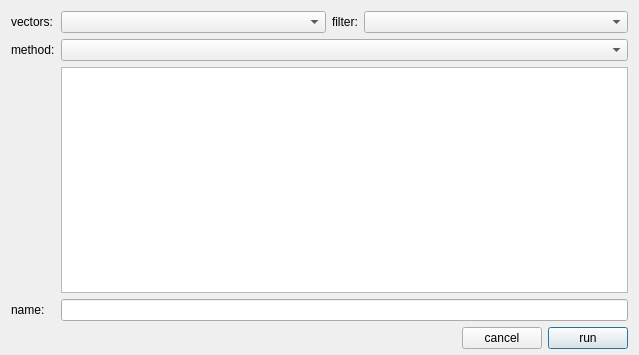
Above: src/DiscoveryArea/ui/new_projection_dialog.ui from eidora-desktop/EIDORA before the change. Below: the same form after it.
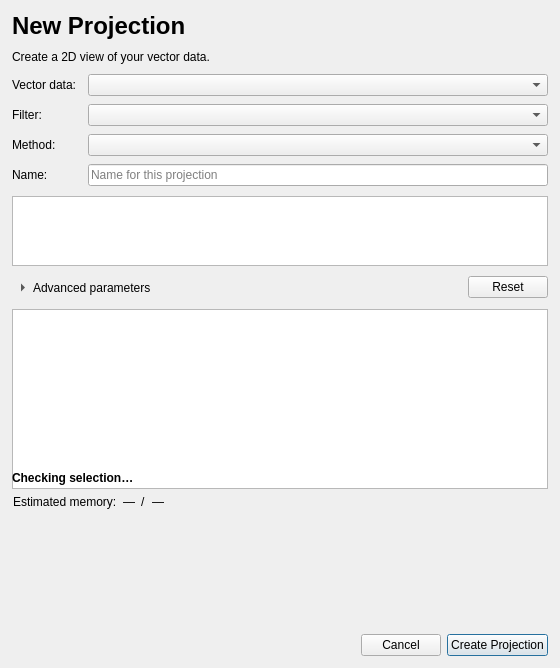
That is the form after the change. Icons and pictures are not drawn.

```diff
--- a/src/DiscoveryArea/ui/new_projection_dialog.ui
+++ b/src/DiscoveryArea/ui/new_projection_dialog.ui
@@ -6,20 +6,76 @@
    <rect>
     <x>0</x>
     <y>0</y>
-    <width>639</width>
-    <height>355</height>
+    <width>560</width>
+    <height>668</height>
    </rect>
   </property>
+  <property name="minimumSize">
+   <size>
+    <width>560</width>
+    <height>0</height>
+   </size>
+  </property>
   <property name="windowTitle">
    <string>New Projection</string>
   </property>
-  <layout class="QVBoxLayout" name="verticalLayout">
+  <property name="surfaceRole" stdset="0">
+   <string>panel</string>
+  </property>
+  <layout class="QVBoxLayout" name="layout_projection">
+   <property name="spacing">
+    <number>10</number>
+   </property>
+   <property name="leftMargin">
+    <number>12</number>
+   </property>
+   <property name="topMargin">
+    <number>12</number>
+   </property>
+   <property name="rightMargin">
+    <number>12</number>
+   </property>
    <property name="bottomMargin">
-    <number>6</number>
+    <number>12</number>
    </property>
    <item>
-    <widget class="QWidget" name="panel_projection_fields" native="true"><property name="surfaceRole" stdset="0"><string>panel</string></property>
-     <layout class="QGridLayout" name="gridLayout">
+    <widget class="QLabel" name="label_projection_heading">
+     <property name="font">
+      <font>
+       <pointsize>18</pointsize>
+       <bold>true</bold>
+      </font>
+     </property>
+     <property name="text">
+      <string>New Projection</string>
+     </property>
+    </widget>
+   </item>
+   <item>
+    <widget class="QLabel" name="label_projection_description">
+     <property name="text">
+      <string>Create a 2D view of your vector data.</string>
+     </property>
+     <property name="wordWrap">
+      <bool>true</bool>
+     </property>
+     <property name="textRole" stdset="0">
+      <string>secondary</string>
+     </property>
+    </widget>
+   </item>
+   <item>
+    <widget class="QWidget" name="panel_projection_fields" native="true">
+     <layout class="QFormLayout" name="form_projection_fields">
+      <property name="fieldGrowthPolicy">
+       <enum>QFormLayout::FieldGrowthPolicy::AllNonFixedFieldsGrow</enum>
+      </property>
+      <property name="horizontalSpacing">
+       <number>12</number>
+      </property>
+      <property name="verticalSpacing">
+       <number>8</number>
+      </property>
       <property name="leftMargin">
        <number>0</number>
       </property>
@@ -32,107 +88,63 @@
       <property name="bottomMargin">
        <number>0</number>
       </property>
-      <property name="spacing">
-       <number>6</number>
-      </property>
-      <item row="0" column="3">
+      <item row="0" column="0">
+       <widget class="QLabel" name="label_vectors">
+        <property name="text">
+         <string>Vector data:</string>
+        </property>
+        <property name="buddy">
+         <cstring>combo_embeddings_source</cstring>
+        </property>
+       </widget>
+      </item>
+      <item row="0" column="1">
+       <widget class="QComboBox" name="combo_embeddings_source"/>
+      </item>
+      <item row="1" column="0">
+       <widget class="QLabel" name="label_filter">
+        <property name="text">
+         <string>Filter:</string>
+        </property>
+        <property name="buddy">
+         <cstring>combo_filter_preset</cstring>
+        </property>
+       </widget>
+      </item>
+      <item row="1" column="1">
        <widget class="QComboBox" name="combo_filter_preset">
         <property name="toolTip">
          <string>Filter items before projection</string>
         </property>
-        <property name="sizePolicy">
-         <sizepolicy hsizetype="Expanding" vsizetype="Fixed">
-          <horstretch>0</horstretch>
-          <verstretch>0</verstretch>
-         </sizepolicy>
-        </property>
        </widget>
       </item>
-      <item row="1" column="1" colspan="3">
-       <widget class="QComboBox" name="combo_discovery_method">
-        <property name="sizePolicy">
-         <sizepolicy hsizetype="Expanding" vsizetype="Fixed">
-          <horstretch>0</horstretch>
-          <verstretch>0</verstretch>
-         </sizepolicy>
+      <item row="2" column="0">
+       <widget class="QLabel" name="label_method">
+        <property name="text">
+         <string>Method:</string>
         </property>
-       </widget>
-      </item>
-      <item row="0" column="1">
-       <widget class="QComboBox" name="combo_embeddings_source">
-        <property name="sizePolicy">
-         <sizepolicy hsizetype="Expanding" vsizetype="Fixed">
-          <horstretch>0</horstretch>
-          <verstretch>0</verstretch>
-         </sizepolicy>
+        <property name="buddy">
+         <cstring>combo_discovery_method</cstring>
         </property>
        </widget>
       </item>
+      <item row="2" column="1">
+       <widget class="QComboBox" name="combo_discovery_method"/>
+      </item>
       <item row="3" column="0">
        <widget class="QLabel" name="label_name">
         <property name="text">
-         <string>name:</string>
+         <string>Name:</string>
         </property>
-       </widget>
-      </item>
-      <item row="0" column="2">
-       <widget class="QLabel" name="label_filter">
-        <property name="text">
-         <string>filter:</string>
+        <property name="buddy">
+         <cstring>edit_run_name</cstring>
         </property>
        </widget>
       </item>
-      <item row="3" column="1" colspan="3">
-       <widget class="QLineEdit" name="edit_run_name"/>
-      </item>
-      <item row="0" column="0">
-       <widget class="QLabel" name="label_vectors">
-        <property name="sizePolicy">
-         <sizepolicy hsizetype="Fixed" vsizetype="Preferred">
-          <horstretch>0</horstretch>
-          <verstretch>0</verstretch>
-         </sizepolicy>
-        </property>
-        <property name="text">
-         <string>vectors:</string>
-        </property>
-       </widget>
-      </item>
-      <item row="2" column="1" colspan="3">
-      <widget class="QTableWidget" name="table_discovery_parameters"><property name="gridRole" stdset="0"><string>subtle</string></property>
-        <property name="alternatingRowColors">
-         <bool>true</bool>
-        </property>
-        <property name="showGrid">
-         <bool>false</bool>
-        </property>
-        <attribute name="horizontalHeaderVisible">
-         <bool>true</bool>
-        </attribute>
-        <attribute name="horizontalHeaderHighlightSections">
-         <bool>false</bool>
-        </attribute>
-        <attribute name="horizontalHeaderStretchLastSection">
-         <bool>true</bool>
-        </attribute>
-        <attribute name="verticalHeaderVisible">
-         <bool>false</bool>
-        </attribute>
-        <attribute name="verticalHeaderHighlightSections">
-         <bool>false</bool>
-        </attribute>
-       </widget>
-      </item>
-      <item row="1" column="0">
-       <widget class="QLabel" name="label_method">
-        <property name="sizePolicy">
-         <sizepolicy hsizetype="Fixed" vsizetype="Preferred">
-          <horstretch>0</horstretch>
-          <verstretch>0</verstretch>
-         </sizepolicy>
-        </property>
-        <property name="text">
-         <string>method:</string>
+      <item row="3" column="1">
+       <widget class="QLineEdit" name="edit_run_name">
+        <property name="placeholderText">
+         <string>Name for this projection</string>
         </property>
        </widget>
       </item>
@@ -140,10 +152,125 @@
     </widget>
    </item>
    <item>
-    <widget class="QWidget" name="panel_dialog_actions" native="true"><property name="surfaceRole" stdset="0"><string>panel</string></property>
-     <layout class="QHBoxLayout" name="horizontalLayout">
+    <widget class="QTableWidget" name="table_discovery_parameters">
+     <property name="alternatingRowColors">
+      <bool>true</bool>
+     </property>
+     <property name="showGrid">
+      <bool>false</bool>
+     </property>
+     <property name="gridRole" stdset="0">
+      <string>subtle</string>
+     </property>
+     <attribute name="horizontalHeaderHighlightSections">
+      <bool>false</bool>
+     </attribute>
+     <attribute name="horizontalHeaderStretchLastSection">
+      <bool>true</bool>
+     </attribute>
+     <attribute name="verticalHeaderVisible">
+      <bool>false</bool>
+     </attribute>
+    </widget>
+   </item>
+   <item>
+    <layout class="QHBoxLayout" name="layout_parameter_actions">
+     <item>
+      <widget class="QToolButton" name="button_advanced_settings">
+       <property name="text">
+        <string>Advanced parameters</string>
+       </property>
+       <property name="checkable">
+        <bool>true</bool>
+       </property>
+       <property name="toolButtonStyle">
+        <enum>Qt::ToolButtonStyle::ToolButtonTextBesideIcon</enum>
+       </property>
+       <property name="autoRaise">
+        <bool>true</bool>
+       </property>
+       <property name="arrowType">
+        <enum>Qt::ArrowType::RightArrow</enum>
+       </property>
+      </widget>
+     </item>
+     <item>
+      <spacer name="spacer_parameter_actions">
+       <property name="orientation">
+        <enum>Qt::Orientation::Horizontal</enum>
+       </property>
+       <property name="sizeHint" stdset="0">
+        <size>
+         <width>40</width>
+         <height>20</height>
+        </size>
+       </property>
+      </spacer>
+     </item>
+     <item>
+      <widget class="QPushButton" name="button_reset_parameters">
+       <property name="toolTip">
+        <string>Restore the selected method's basic and advanced parameter defaults.</string>
+       </property>
+       <property name="text">
+        <string>Reset</string>
+       </property>
+       <property name="autoDefault">
+        <bool>false</bool>
+       </property>
+      </widget>
+     </item>
+    </layout>
+   </item>
+   <item>
+    <layout class="QVBoxLayout" name="layout_advanced_settings">
+     <property name="leftMargin">
+      <number>0</number>
+     </property>
+     <property name="topMargin">
+      <number>0</number>
+     </property>
+     <property name="rightMargin">
+      <number>0</number>
+     </property>
+     <property name="bottomMargin">
+      <number>0</number>
+     </property>
+     <item>
+      <widget class="QTableWidget" name="table_advanced_parameters">
+       <property name="minimumSize">
+        <size>
+         <width>0</width>
+         <height>180</height>
+        </size>
+       </property>
+       <property name="alternatingRowColors">
+        <bool>true</bool>
+       </property>
+       <property name="showGrid">
+        <bool>false</bool>
+       </property>
+       <property name="gridRole" stdset="0">
+        <string>subtle</string>
+       </property>
+       <attribute name="horizontalHeaderHighlightSections">
+        <bool>false</bool>
+       </attribute>
+       <attribute name="horizontalHeaderStretchLastSection">
+        <bool>true</bool>
+       </attribute>
+       <attribute name="verticalHeaderVisible">
+        <bool>false</bool>
+       </attribute>
+      </widget>
+     </item>
+    </layout>
+   </item>
+   <item alignment="Qt::AlignmentFlag::AlignTop">
+    <widget class="QWidget" name="panel_projection_assessment" native="true">
+     <layout class="QVBoxLayout" name="layout_projection_assessment">
       <property name="spacing">
-       <number>-1</number>
+       <number>4</number>
       </property>
       <property name="leftMargin">
        <number>0</number>
@@ -158,7 +285,179 @@
        <number>0</number>
       </property>
       <item>
-       <spacer name="horizontalSpacer">
+       <layout class="QHBoxLayout" name="layout_assessment_heading">
+        <item>
+         <widget class="QLabel" name="label_assessment_title">
+          <property name="font">
+           <font>
+            <bold>true</bold>
+           </font>
+          </property>
+          <property name="text">
+           <string>Checking selection…</string>
+          </property>
+          <property name="textFormat">
+           <enum>Qt::TextFormat::PlainText</enum>
+          </property>
+          <property name="wordWrap">
+           <bool>true</bool>
+          </property>
+         </widget>
+        </item>
+        <item>
+         <spacer name="spacer_assessment_heading">
+          <property name="orientation">
+           <enum>Qt::Orientation::Horizontal</enum>
+          </property>
+          <property name="sizeHint" stdset="0">
+           <size>
+            <width>40</width>
+            <height>10</height>
+           </size>
+          </property>
+         </spacer>
+        </item>
+       </layout>
+      </item>
+      <item alignment="Qt::AlignmentFlag::AlignTop">
+       <widget class="QWidget" name="panel_assessment_information" native="true">
+        <layout class="QGridLayout" name="layout_assessment_information" columnstretch="0,0,0,1">
+         <property name="leftMargin">
+          <number>1</number>
+         </property>
+         <property name="topMargin">
+          <number>1</number>
+         </property>
+         <property name="rightMargin">
+          <number>1</number>
+         </property>
+         <property name="bottomMargin">
+          <number>1</number>
+         </property>
+         <property name="horizontalSpacing">
+          <number>6</number>
+         </property>
+         <property name="verticalSpacing">
+          <number>4</number>
+         </property>
+         <item row="0" column="0">
+          <widget class="QLabel" name="label_assessment_memory_caption">
+           <property name="toolTip">
+            <string>Approximate working memory, including source loading.</string>
+           </property>
+           <property name="text">
+            <string>Estimated memory:</string>
+           </property>
+          </widget>
+         </item>
+         <item row="0" column="1">
+          <widget class="QLabel" name="label_assessment_memory">
+           <property name="text">
+            <string>—</string>
+           </property>
+           <property name="textFormat">
+            <enum>Qt::TextFormat::PlainText</enum>
+           </property>
+           <property name="wordWrap">
+            <bool>false</bool>
+           </property>
+          </widget>
+         </item>
+         <item row="0" column="2">
+          <widget class="QLabel" name="label_assessment_memory_separator">
+           <property name="toolTip">
+            <string>80% of currently available physical memory; the remainder is reserved for the app and operating system.</string>
+           </property>
+           <property name="text">
+            <string>/</string>
+           </property>
+          </widget>
+         </item>
+         <item row="0" column="3">
+          <layout class="QHBoxLayout" name="layout_assessment_budget">
+           <property name="spacing"><number>6</number></property>
+           <item>
+            <widget class="QLabel" name="label_assessment_budget">
+             <property name="toolTip"><string>Memory budget: 80% of currently available physical memory.</string></property>
+             <property name="accessibleName"><string>Memory budget</string></property>
+             <property name="text">
+              <string>—</string>
+             </property>
+             <property name="textFormat">
+              <enum>Qt::TextFormat::PlainText</enum>
+             </property>
+             <property name="wordWrap">
+              <bool>false</bool>
+             </property>
+            </widget>
+           </item>
+           <item>
+            <widget class="QToolButton" name="button_refresh_assessment">
+             <property name="minimumSize"><size><width>24</width><height>24</height></size></property>
+             <property name="maximumSize"><size><width>24</width><height>24</height></size></property>
+             <property name="toolTip"><string>Refresh estimate and memory budget</string></property>
+             <property name="accessibleName"><string>Refresh estimate and memory budget</string></property>
+             <property name="text"><string/></property>
+             <property name="icon"><iconset><normaloff>../../shared/icons/material/refresh.svg</normaloff>../../shared/icons/material/refresh.svg</iconset></property>
+             <property name="iconName" stdset="0"><string>refresh</string></property>
+             <property name="iconSize"><size><width>18</width><height>18</height></size></property>
+             <property name="autoRaise"><bool>true</bool></property>
+            </widget>
+           </item>
+           <item><spacer name="spacer_assessment_budget">
+            <property name="orientation"><enum>Qt::Orientation::Horizontal</enum></property>
+            <property name="sizeHint" stdset="0"><size><width>0</width><height>0</height></size></property>
+           </spacer></item>
+          </layout>
+         </item>
+        </layout>
+       </widget>
+      </item>
+      <item alignment="Qt::AlignmentFlag::AlignTop">
+       <widget class="QTextBrowser" name="edit_assessment_details">
+        <property name="minimumSize">
+         <size>
+          <width>0</width>
+          <height>0</height>
+         </size>
+        </property>
+        <property name="maximumSize">
+         <size>
+          <width>16777215</width>
+          <height>112</height>
+         </size>
+        </property>
+        <property name="styleSheet">
+         <string>QTextBrowser { background: transparent; border: none; padding: 0; }</string>
+        </property>
+        <property name="horizontalScrollBarPolicy">
+         <enum>Qt::ScrollBarPolicy::ScrollBarAlwaysOff</enum>
+        </property>
+        <property name="openLinks">
+         <bool>false</bool>
+        </property>
+       </widget>
+      </item>
+     </layout>
+    </widget>
+   </item>
+   <item>
+    <widget class="QWidget" name="panel_dialog_actions" native="true">
+     <layout class="QHBoxLayout" name="layout_dialog_actions">
+      <property name="leftMargin">
+       <number>0</number>
+      </property>
+      <property name="topMargin">
+       <number>0</number>
+      </property>
+      <property name="rightMargin">
+       <number>0</number>
+      </property>
+      <property name="bottomMargin">
+       <number>0</number>
+      </property>
+      <item>
+       <spacer name="spacer_dialog_actions">
         <property name="orientation">
          <enum>Qt::Orientation::Horizontal</enum>
         </property>
@@ -173,14 +472,17 @@
       <item>
        <widget class="QPushButton" name="button_cancel">
         <property name="text">
-         <string>cancel</string>
+         <string>Cancel</string>
+        </property>
+        <property name="autoDefault">
+         <bool>false</bool>
         </property>
        </widget>
       </item>
       <item>
        <widget class="QPushButton" name="button_run">
         <property name="text">
-         <string>run</string>
+         <string>Create Projection</string>
         </property>
         <property name="default">
          <bool>true</bool>
```
Left out of the diff: 16 changed lines with no effect on the pictures.
